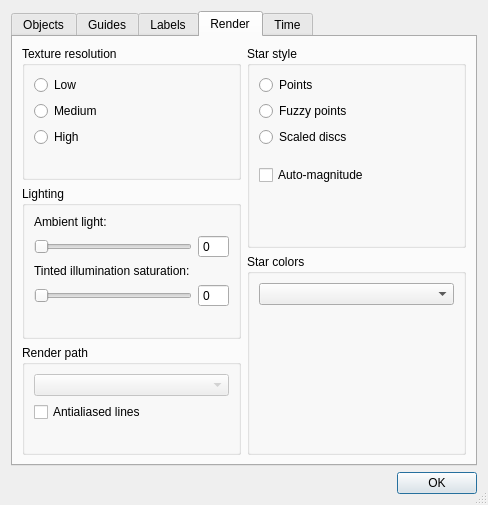
The window that src/celestia/qt/preferences.ui (CelestiaProject/Celestia) describes before a commit, drawn with Qt 5.
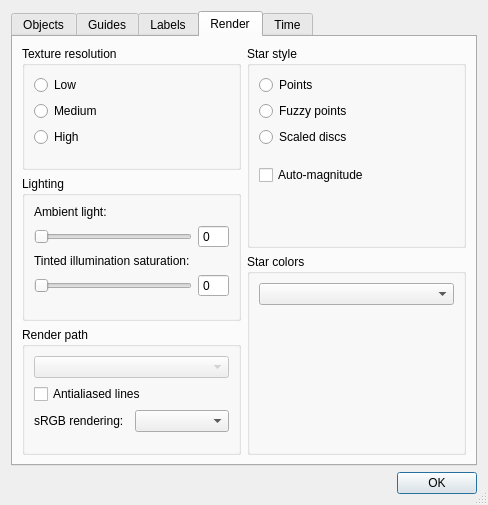
The same window after the commit. The open tabs and pages were chosen to show the change.

Commit message:
Add an sRGB rendering settings to QT (#2521)
Adds an argument to `initRenderer` to override sRGBRendering in
celestia.cfg.

What changed in the file:
```diff
--- a/src/celestia/qt/preferences.ui
+++ b/src/celestia/qt/preferences.ui
@@ -1005,6 +1005,20 @@
               </property>
              </widget>
             </item>
+            <item>
+             <layout class="QHBoxLayout">
+              <item>
+               <widget class="QLabel" name="sRGBRenderingLabel">
+                <property name="text">
+                 <string>sRGB rendering:</string>
+                </property>
+               </widget>
+              </item>
+              <item>
+               <widget class="QComboBox" name="sRGBRenderingCombo"/>
+              </item>
+             </layout>
+            </item>
             <item>
              <spacer name="verticalSpacer_13">
               <property name="orientation">
```
The commit also changes 5 other files.
